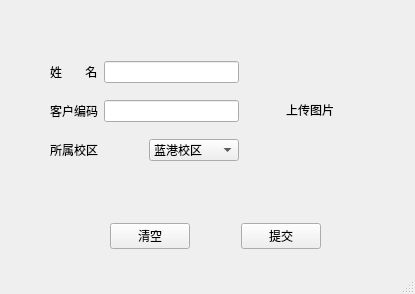
Qt form face_upload.ui (zy30651/pyqt5) before a commit.
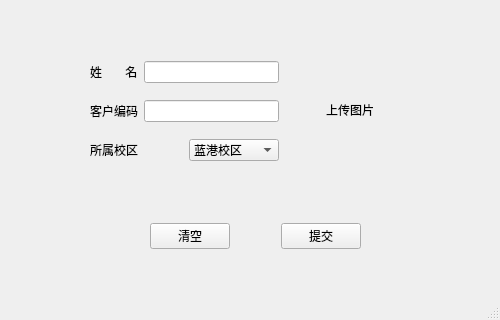
The same form after that commit.

What changed in the file:
```diff
--- a/face_upload.ui
+++ b/face_upload.ui
@@ -6,8 +6,8 @@
    <rect>
     <x>0</x>
     <y>0</y>
-    <width>415</width>
-    <height>294</height>
+    <width>500</width>
+    <height>320</height>
    </rect>
   </property>
   <property name="windowTitle">
@@ -17,7 +17,7 @@
    <widget class="QWidget" name="layoutWidget">
     <property name="geometry">
      <rect>
-      <x>110</x>
+      <x>150</x>
       <y>220</y>
       <width>211</width>
       <height>32</height>
@@ -56,7 +56,7 @@
    <widget class="QWidget" name="layoutWidget">
     <property name="geometry">
      <rect>
-      <x>50</x>
+      <x>90</x>
       <y>50</y>
       <width>189</width>
       <height>122</height>
@@ -134,7 +134,7 @@
    <widget class="QLabel" name="upload_face">
     <property name="geometry">
      <rect>
-      <x>250</x>
+      <x>290</x>
       <y>50</y>
       <width>120</width>
       <height>120</height>
```
